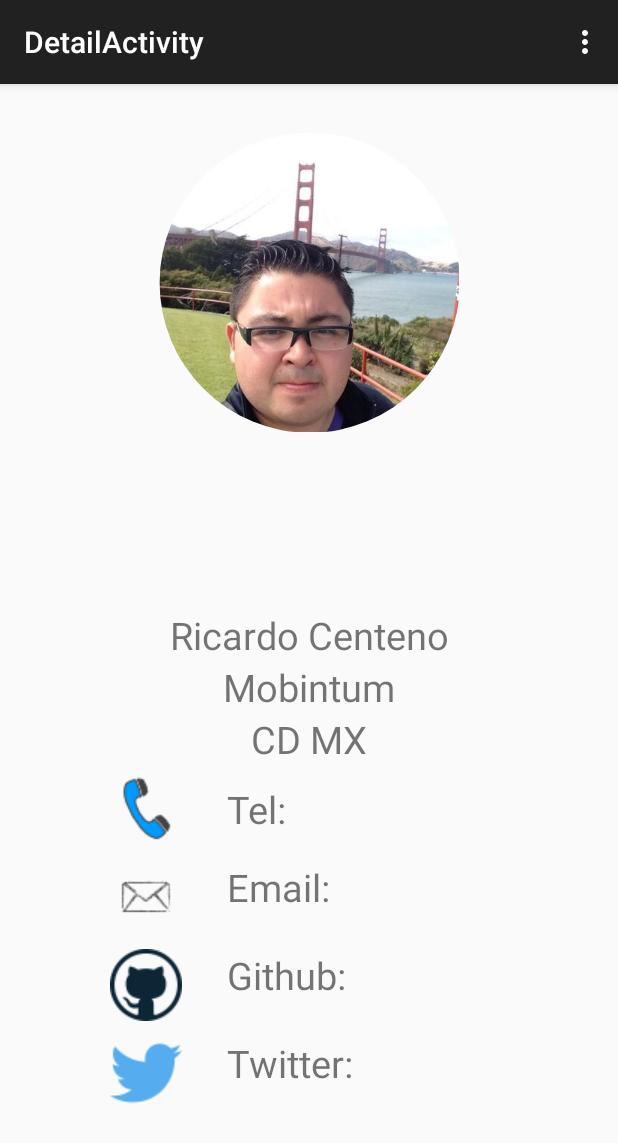
After one commit to rickstart/Diplomado-Android-Chihuahua, an Android app: the DetailActivity screen opened directly, with no data from a screen before it, on a phone screen of 412 x 824 dp. The commit adds this screen. Shown: the top 1143 px of the screen. Run offline under Robolectric (Android 15) with nearby library versions, the phone set to English and light mode, and no system bars; 4 statements that could not run were skipped.

Commit message:
Detail Contact ScrollView

```diff
--- a/ListContacts/app/src/main/java/com/mobintum/listcontacts/Contact.java
+++ b/ListContacts/app/src/main/java/com/mobintum/listcontacts/Contact.java
@@ -1,9 +1,11 @@
 package com.mobintum.listcontacts;
+
+import java.io.Serializable;
 
 /**
  * Created by Rick on 18/05/15.
  */
-public class Contact {
+public class Contact implements Serializable {
 
     private String name;
     private String company;
--- /dev/null
+++ b/ListContacts/app/src/main/java/com/mobintum/listcontacts/DetailActivity.java
@@ -0,0 +1,65 @@
+package com.mobintum.listcontacts;
+
+import android.content.Intent;
+import android.os.Bundle;
+import android.support.v7.app.ActionBarActivity;
+import android.view.Menu;
+import android.view.MenuItem;
+import android.widget.TextView;
+
+
+public class DetailActivity extends ActionBarActivity {
+    private int position;
+    private Contact contact;
+
+    @Override
+    protected void onCreate(Bundle savedInstanceState) {
+        super.onCreate(savedInstanceState);
+        setContentView(R.layout.activity_detail);
+        Intent intent = getIntent();
+        if(intent!=null){
+            Bundle bundle = intent.getExtras();
+            if(bundle!=null){
+                position = bundle.getInt("position");
+                contact = (Contact) bundle.getSerializable("contact");
+            }
+        }
+
+        RoundedImageView imgProfile = (RoundedImageView) findViewById(R.id.imgProfile);
+        TextView txtName = (TextView) findViewById(R.id.txtName);
+        TextView txtCompany = (TextView) findViewById(R.id.txtCompany);
+        TextView txtCity = (TextView) findViewById(R.id.txtCity);
+
+
+        txtName.setText(contact.getName());
+        txtCompany.setText(contact.getCompany());
+        txtCity.setText(contact.getCity());
+        imgProfile.setImageDrawable(getResources().getDrawable(contact.getPhoto()));
+
+
+
+    }
+
+
+    @Override
+    public boolean onCreateOptionsMenu(Menu menu) {
+        // Inflate the menu; this adds items to the action bar if it is present.
+        getMenuInflater().inflate(R.menu.menu_detail, menu);
+        return true;
+    }
+
+    @Override
+    public boolean onOptionsItemSelected(MenuItem item) {
+        // Handle action bar item clicks here. The action bar will
+        // automatically handle clicks on the Home/Up button, so long
+        // as you specify a parent activity in AndroidManifest.xml.
+        int id = item.getItemId();
+
+        //noinspection SimplifiableIfStatement
+        if (id == R.id.action_settings) {
+            return true;
+        }
+
+        return super.onOptionsItemSelected(item);
+    }
+}
--- a/ListContacts/app/src/main/java/com/mobintum/listcontacts/MainActivity.java
+++ b/ListContacts/app/src/main/java/com/mobintum/listcontacts/MainActivity.java
@@ -1,9 +1,12 @@
 package com.mobintum.listcontacts;
 
+import android.content.Intent;
 import android.os.Bundle;
 import android.support.v7.app.ActionBarActivity;
 import android.view.Menu;
 import android.view.MenuItem;
+import android.view.View;
+import android.widget.AdapterView;
 import android.widget.ListView;
 
 import java.util.ArrayList;
@@ -28,9 +31,19 @@ public class MainActivity extends ActionBarActivity {
         contacts.add(ricardo);
 
         listContacts = (ListView) findViewById(R.id.listContacts);
-        final String[] contacs = {"Eduardo Garcia", "Santos Benavides", "Ricardo Centeno"};
+
         ContactAdapter adapter = new ContactAdapter(getApplicationContext(),R.layout.item_list_contact,contacts);
         listContacts.setAdapter(adapter);
+        listContacts.setOnItemClickListener(new AdapterView.OnItemClickListener() {
+            @Override
+            public void onItemClick(AdapterView<?> parent, View view, int position, long id) {
+                Intent intent = new Intent(getApplicationContext(),DetailActivity.class);
+                intent.putExtra("position",position);
+                intent.putExtra("contact", contacts.get(position));
+
+                startActivity(intent);
+            }
+        });
     }
 
 
--- /dev/null
+++ b/ListContacts/app/src/main/res/layout/activity_detail.xml
@@ -0,0 +1,155 @@
+<RelativeLayout xmlns:android="http://schemas.android.com/apk/res/android"
+xmlns:tools="http://schemas.android.com/tools" android:layout_width="match_parent"
+android:layout_height="match_parent" android:paddingLeft="@dimen/activity_horizontal_margin"
+android:paddingRight="@dimen/activity_horizontal_margin"
+android:paddingTop="@dimen/activity_vertical_margin"
+android:paddingBottom="@dimen/activity_vertical_margin"
+tools:context="com.mobintum.listcontacts.DetailActivity">
+
+    <LinearLayout  android:layout_width="match_parent"
+    android:layout_height="match_parent" android:paddingLeft="@dimen/activity_horizontal_margin"
+    android:paddingRight="@dimen/activity_horizontal_margin"
+    android:paddingTop="@dimen/activity_vertical_margin"
+    android:paddingBottom="@dimen/activity_vertical_margin" tools:context=".MainActivity"
+    android:orientation="vertical">
+
+            <com.mobintum.listcontacts.RoundedImageView
+            android:layout_width="@dimen/photo"
+            android:layout_height="0dp"
+            android:layout_weight="0.8"
+            android:contentDescription="@string/img_description"
+            android:scaleType="fitCenter"
+            android:src="@mipmap/pic_ricardo"
+            android:id="@+id/imgProfile"
+            android:layout_gravity="center"/>
+
+
+
+            <LinearLayout
+            android:layout_width="match_parent"
+            android:layout_height="0dp"
+            android:layout_weight="1"
+            android:orientation="vertical"
+            android:layout_gravity="center"
+            android:padding="@dimen/padding_small">
+
+                <TextView
+                android:layout_width="match_parent"
+                android:layout_height="wrap_content"
+                android:textSize="@dimen/font_medium"
+                android:text="@string/my_name"
+                android:id="@+id/txtName"
+                android:gravity="center"/>
+
+                <TextView
+                android:layout_width="match_parent"
+                android:layout_height="wrap_content"
+                android:textSize="@dimen/font_medium"
+                android:text="@string/my_company"
+                android:id="@+id/txtCompany"
+                android:gravity="center"/>
+
+                <TextView
+                android:layout_width="match_parent"
+                android:layout_height="wrap_content"
+                android:textSize="@dimen/font_medium"
+                android:text="@string/my_city"
+                android:id="@+id/txtCity"
+                android:gravity="center"/>
+
+                <ScrollView
+                    android:layout_width="match_parent"
+                    android:layout_height="wrap_content">
+                    <LinearLayout
+                        android:layout_width="match_parent"
+                        android:layout_height="wrap_content"
+                        android:orientation="vertical">
+                            <LinearLayout
+                            android:layout_width="match_parent"
+                            android:layout_height="wrap_content"
+                            android:padding="@dimen/padding_small">
+                                <ImageButton
+                                android:layout_width="0dp"
+                                android:layout_height="wrap_content"
+                                android:layout_weight="1"
+                                android:src="@mipmap/ic_phone"
+                                android:background="@android:color/transparent"
+                                android:id="@+id/btnPhone"/>
+
+                                <TextView
+                                android:layout_width="0dp"
+                                android:layout_height="wrap_content"
+                                android:textSize="@dimen/font_medium"
+                                android:text="@string/tel"
+                                android:id="@+id/txtPhone"
+                                android:layout_gravity="center"
+                                android:layout_weight="2"/>
+
+
+                            </LinearLayout>
+
+                            <LinearLayout
+                            android:layout_width="match_parent"
+                            android:layout_height="wrap_content"
+                            android:padding="@dimen/padding_small">
+                                <ImageButton
+                                android:layout_width="0dp"
+                                android:layout_height="wrap_content"
+                                android:layout_weight="1"
+                                android:src="@mipmap/ic_email"
+                                android:background="@android:color/transparent"
+                                android:id="@+id/btnEmail"/>
+
+                                <TextView
+                                android:layout_width="0dp"
+                                android:layout_height="wrap_content"
+                                android:textSize="@dimen/font_medium"
+                                android:text="@string/email"
+                                android:id="@+id/txtEmail"
+                                android:layout_weight="2"/>
+                            </LinearLayout>
+                            <LinearLayout
+                            android:layout_width="match_parent"
+                            android:layout_height="wrap_content"
+                            android:padding="@dimen/padding_small">
+                                <ImageButton
+                                android:layout_width="0dp"
+                                android:layout_height="wrap_content"
+                                android:layout_weight="1"
+                                android:src="@mipmap/ic_github"
+                                android:background="@android:color/transparent"
+                                android:id="@+id/btnGithub"/>
+
+                                <TextView
+                                android:layout_width="0dp"
+                                android:layout_height="wrap_content"
+                                android:textSize="@dimen/font_medium"
+                                android:text="@string/github_user"
+                                android:id="@+id/txtGit"
+                                android:layout_weight="2"/>
+
+                            </LinearLayout>
+                            <LinearLayout
+                            android:layout_width="match_parent"
+                            android:layout_height="wrap_content"
+                            android:padding="@dimen/padding_small">
+                                <ImageButton
+                                android:layout_width="0dp"
+                                android:layout_height="wrap_content"
+                                android:layout_weight="1"
+                                android:src="@mipmap/ic_twitter"
+                                android:background="@android:color/transparent"
+                                android:id="@+id/btnTwitter"/>
+                                <TextView
+                                android:layout_width="0dp"
+                                android:layout_height="wrap_content"
+                                android:textSize="@dimen/font_medium"
+                                android:text="@string/twitter_user"
+                                android:id="@+id/txtTwitter"
+                                android:layout_weight="2"/>
+                        </LinearLayout>
+                    </LinearLayout>
+                </ScrollView>
+        </LinearLayout>
+    </LinearLayout>
+</RelativeLayout>
--- /dev/null
+++ b/ListContacts/app/src/main/res/menu/menu_detail.xml
@@ -0,0 +1,7 @@
+<menu xmlns:android="http://schemas.android.com/apk/res/android"
+    xmlns:app="http://schemas.android.com/apk/res-auto"
+    xmlns:tools="http://schemas.android.com/tools"
+    tools:context="com.mobintum.listcontacts.DetailActivity">
+    <item android:id="@+id/action_settings" android:title="@string/action_settings"
+        android:orderInCategory="100" app:showAsAction="never" />
+</menu>
--- a/ListContacts/app/src/main/res/values/dimens.xml
+++ b/ListContacts/app/src/main/res/values/dimens.xml
@@ -5,4 +5,5 @@
     <dimen name="font_medium">25sp</dimen>
     <dimen name="padding_small">5dp</dimen>
     <dimen name="thumbnail">100dp</dimen>
+    <dimen name="photo">200dp</dimen>
 </resources>
--- a/ListContacts/app/src/main/res/values/strings.xml
+++ b/ListContacts/app/src/main/res/values/strings.xml
@@ -3,4 +3,15 @@
 
     <string name="hello_world">Hello world!</string>
     <string name="action_settings">Settings</string>
+    <string name="title_activity_detail">DetailActivity</string>
+    <string name="my_name">Ricardo Centeno</string>
+    <string name="my_company">Mobintum</string>
+    <string name="my_city">CD MX</string>
+    <string name="img_description">default</string>
+    <string name="tel">Tel:</string>
+    <string name="email">Email:</string>
+    <string name="github_user">Github:</string>
+    <string name="twitter_user">Twitter:</string>
+    <string name="back"><![CDATA[<--]]></string>
+    <string name="next"><![CDATA[-->]]></string>
 </resources>
```
Also changed, not shown: ListContacts/app/src/main/AndroidManifest.xml (+6 -2 lines), ListContacts/app/src/main/res/mipmap-mdpi/ic_email.png (added), ListContacts/app/src/main/res/mipmap-mdpi/ic_github.png (added), ListContacts/app/src/main/res/mipmap-mdpi/ic_phone.png (added), ListContacts/app/src/main/res/mipmap-mdpi/ic_twitter.png (added).
